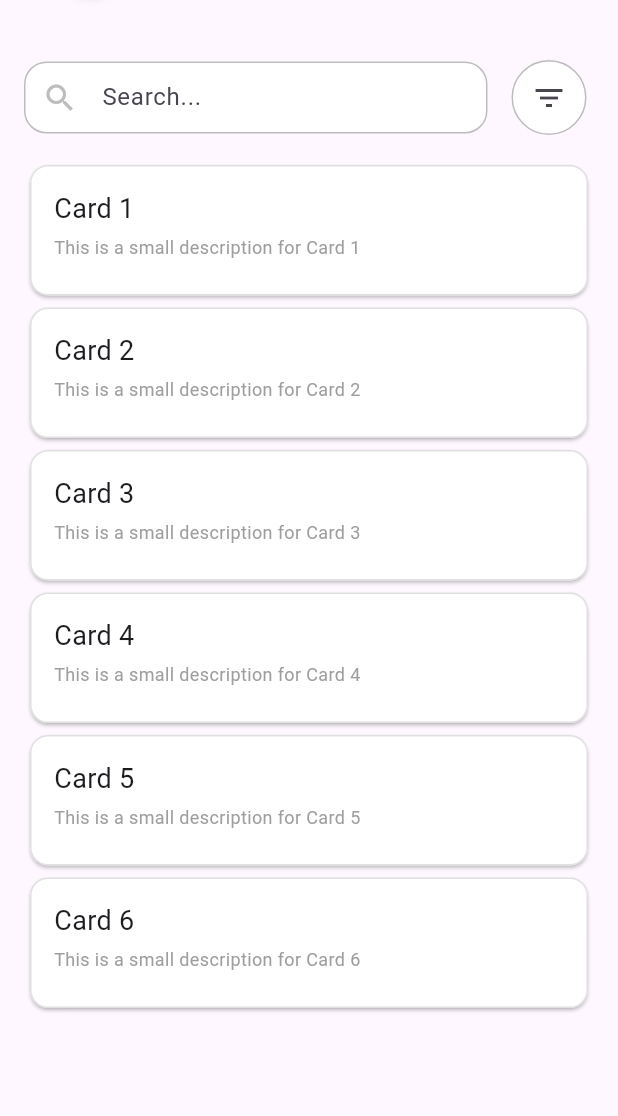
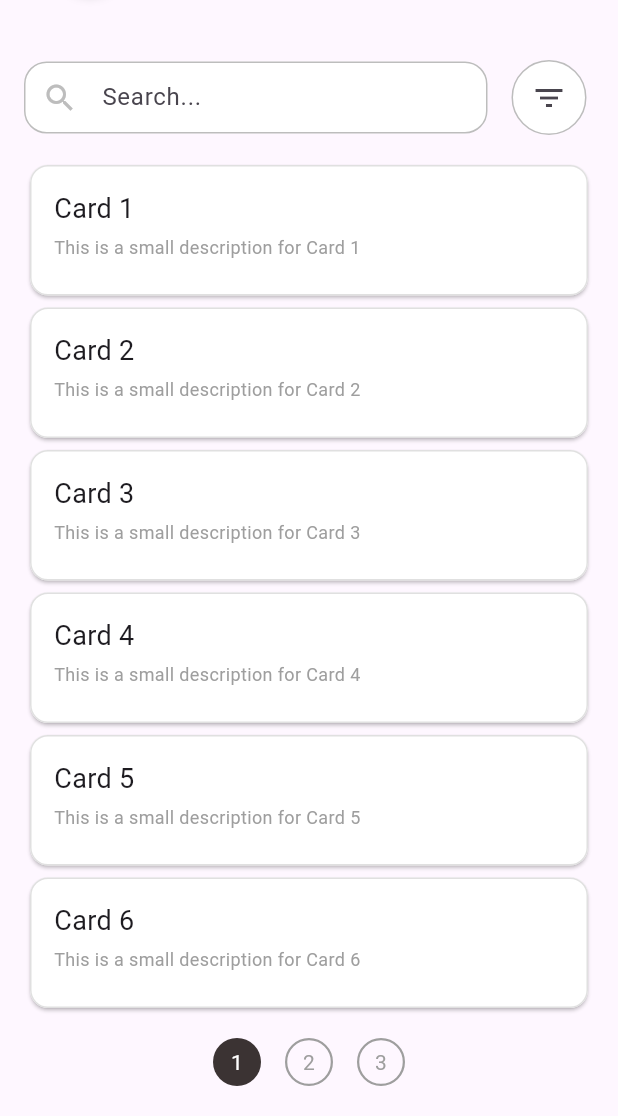
Before and after one commit to h0omanOnEarth/sistem_pencatatan_produksi_cv_bcn, a Flutter app: the ListMasterBahanScreen screen opened directly, on a phone screen of 412 x 824 dp, the part 120-1236 px from its top. Run offline on Flutter 3.47's test engine with Material 2 defaults, Android fonts, the light colour scheme and no system bars; our stand-ins replace flutter_bloc.

Commit message:
(Trying pagination on List Master Bahan)

```diff
--- a/lib/master/list/list_bahan.dart
+++ b/lib/master/list/list_bahan.dart
@@ -10,6 +10,9 @@ class ListMasterBahanScreen extends StatefulWidget {
 }
 
 class _ListMasterBahanScreenState extends State<ListMasterBahanScreen> {
+  int _currentPage = 1;
+  int _totalPages = 10; // Change this to the total number of pages
+
   @override
   Widget build(BuildContext context) {
     final screenWidth = MediaQuery.of(context).size.width;
@@ -117,6 +120,8 @@ class _ListMasterBahanScreenState extends State<ListMasterBahanScreen> {
                 buildCard('Card 4', 'This is a small description for Card 4'),
                 buildCard('Card 5', 'This is a small description for Card 5'),
                 buildCard('Card 6', 'This is a small description for Card 6'),
+                // Pagination Row
+                buildPaginationRow(),
               ],
             ),
           ),
@@ -124,6 +129,60 @@ class _ListMasterBahanScreenState extends State<ListMasterBahanScreen> {
       ),
     );
   }
+
+Widget buildPaginationRow() {
+  int startIndex = (_currentPage - 1).clamp(1, _totalPages - 4);
+  int endIndex = (_currentPage + 1).clamp(startIndex + 2, _totalPages);
+
+  return Padding(
+    padding: const EdgeInsets.symmetric(vertical: 16.0),
+    child: Row(
+      mainAxisAlignment: MainAxisAlignment.center,
+      children: [
+        if (_currentPage > 2) buildPageIndicator(_currentPage - 2),
+        if (_currentPage > 1) buildPageIndicator(_currentPage - 1),
+        buildPageIndicator(_currentPage),
+        if (_currentPage < _totalPages) buildPageIndicator(_currentPage + 1),
+        if (_currentPage < _totalPages - 1) buildPageIndicator(_currentPage + 2),
+      ],
+    ),
+  );
+}
+
+
+Widget buildPageIndicator(int pageNumber) {
+  bool isSelected = pageNumber == _currentPage;
+
+  return GestureDetector(
+    onTap: () {
+      setState(() {
+        _currentPage = pageNumber;
+      });
+    },
+    child: Container(
+      margin: const EdgeInsets.symmetric(horizontal: 8.0),
+      width: 32.0,
+      height: 32.0,
+      decoration: BoxDecoration(
+        shape: BoxShape.rectangle, // Set to rectangle
+        borderRadius: BorderRadius.circular(16.0), // Add border radius
+        color: isSelected ? const Color.fromRGBO(59, 51, 51, 1) : Colors.transparent,
+        border: Border.all(
+          color: isSelected ? Colors.transparent : Colors.grey,
+          width: 1.5,
+        ),
+      ),
+      child: Center(
+        child: Text(
+          pageNumber.toString(),
+          style: TextStyle(
+            color: isSelected ? Colors.white : Colors.grey,
+          ),
+        ),
+      ),
+    ),
+  );
+}
 
   Widget buildCard(String title, String description) {
     return Card(
```
